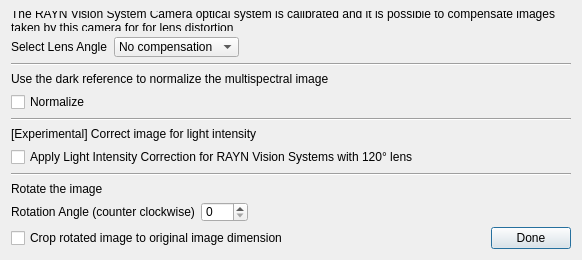
The window that Application/ui/ImageOptionDialog.ui (rayngrowingsystems/RVS_Analytics) describes before a commit, drawn with Qt 5.
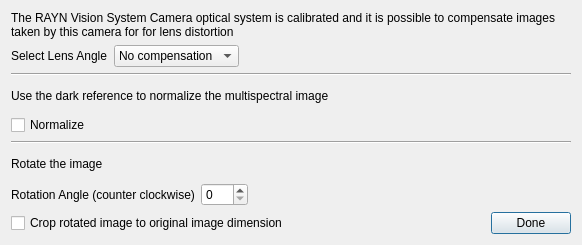
The same window after the commit.

Commit message: RAYNCAMANA-367: Removed light correction

```diff
--- a/Application/ui/ImageOptionDialog.ui
+++ b/Application/ui/ImageOptionDialog.ui
@@ -10,7 +10,7 @@
     <x>0</x>
     <y>0</y>
     <width>582</width>
-    <height>249</height>
+    <height>245</height>
    </rect>
   </property>
   <property name="windowTitle">
@@ -21,7 +21,7 @@
   </property>
   <layout class="QGridLayout" name="gridLayout_2">
    <item row="0" column="0">
-    <layout class="QGridLayout" name="gridLayout" columnstretch="1,0">
+    <layout class="QGridLayout" name="gridLayout" columnstretch="0">
      <item row="5" column="0">
       <widget class="QCheckBox" name="normalize_checkbox">
        <property name="text">
@@ -29,48 +29,10 @@
        </property>
       </widget>
      </item>
-     <item row="8" column="0">
-      <widget class="QCheckBox" name="light_correction_checkbox">
-       <property name="text">
-        <string>Apply Light Intensity Correction for RAYN Vision Systems with 120° lens</string>
-       </property>
-      </widget>
-     </item>
-     <item row="6" column="0">
-      <widget class="Line" name="line_2">
-       <property name="orientation">
-        <enum>Qt::Horizontal</enum>
-       </property>
-      </widget>
-     </item>
      <item row="7" column="0">
-      <widget class="QLabel" name="label_3">
+      <widget class="QLabel" name="label_6">
        <property name="text">
-        <string>[Experimental] Correct image for light intensity</string>
-       </property>
-      </widget>
-     </item>
-     <item row="4" column="0">
-      <widget class="QLabel" name="label_2">
-       <property name="text">
-        <string>Use the dark reference to normalize the multispectral image</string>
-       </property>
-      </widget>
-     </item>
-     <item row="0" column="0">
-      <widget class="QLabel" name="label">
-       <property name="text">
-        <string>The RAYN Vision System Camera optical system is calibrated and it is possible to compensate images taken by this camera for for lens distortion</string>
-       </property>
-       <property name="wordWrap">
-        <bool>true</bool>
-       </property>
-      </widget>
-     </item>
-     <item row="3" column="0">
-      <widget class="Line" name="line">
-       <property name="orientation">
-        <enum>Qt::Horizontal</enum>
+        <string>Rotate the image</string>
        </property>
       </widget>
      </item>
@@ -123,7 +85,41 @@
        </item>
       </layout>
      </item>
-     <item row="12" column="0">
+     <item row="3" column="0">
+      <widget class="Line" name="line">
+       <property name="orientation">
+        <enum>Qt::Horizontal</enum>
+       </property>
+      </widget>
+     </item>
+     <item row="6" column="0">
+      <widget class="Line" name="line_2">
+       <property name="orientation">
+        <enum>Qt::Horizontal</enum>
+       </property>
+      </widget>
+     </item>
+     <item row="4" column="0">
+      <widget class="QLabel" name="label_2">
+       <property name="text">
+        <string>Use the dark reference to normalize the multispectral image</string>
+       </property>
+      </widget>
+     </item>
+     <item row="0" column="0">
+      <widget class="QLabel" name="label">
+       <property name="text">
+        <string>The RAYN Vision System Camera optical system is calibrated and it is possible to compensate images taken by this camera for for lens distortion</string>
+       </property>
+       <property name="alignment">
+        <set>Qt::AlignLeading|Qt::AlignLeft|Qt::AlignTop</set>
+       </property>
+       <property name="wordWrap">
+        <bool>true</bool>
+       </property>
+      </widget>
+     </item>
+     <item row="9" column="0">
       <layout class="QHBoxLayout" name="horizontalLayout">
        <item>
         <widget class="QLabel" name="label_5">
@@ -157,20 +153,6 @@
        </item>
       </layout>
      </item>
-     <item row="9" column="0">
-      <widget class="Line" name="line_3">
-       <property name="orientation">
-        <enum>Qt::Horizontal</enum>
-       </property>
-      </widget>
-     </item>
-     <item row="10" column="0">
-      <widget class="QLabel" name="label_6">
-       <property name="text">
-        <string>Rotate the image</string>
-       </property>
-      </widget>
-     </item>
     </layout>
    </item>
    <item row="2" column="0">
```
The commit also changes 8 other files.
